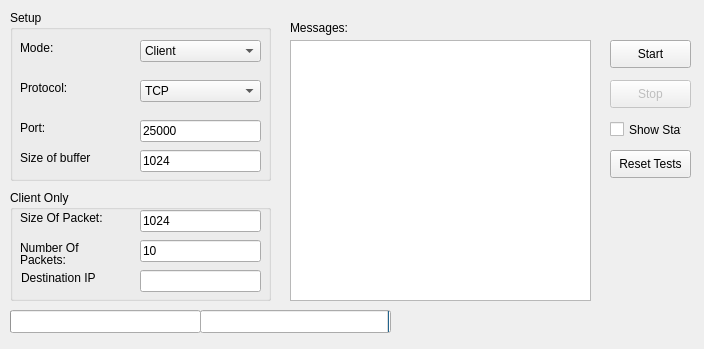
Before: the Qt Designer form mainwindow.ui in isaacmorneau/4985_asn2, drawn with Qt 5.
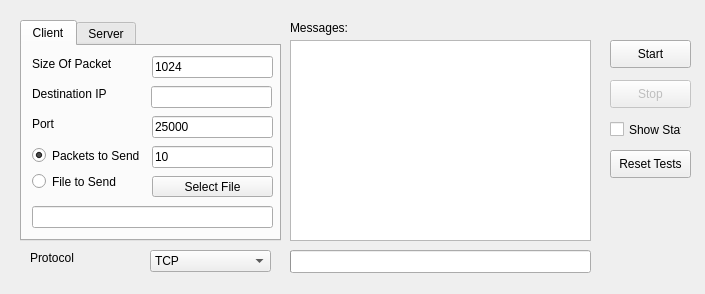
After: the same form once the commit is applied.

```diff
--- a/mainwindow.ui
+++ b/mainwindow.ui
@@ -6,8 +6,8 @@
    <rect>
     <x>0</x>
     <y>0</y>
-    <width>704</width>
-    <height>349</height>
+    <width>705</width>
+    <height>294</height>
    </rect>
   </property>
   <property name="windowTitle">
@@ -17,238 +17,6 @@
    <enum>QTabWidget::Rounded</enum>
   </property>
   <widget class="QWidget" name="centralWidget">
-   <widget class="QGroupBox" name="groupBox">
-    <property name="geometry">
-     <rect>
-      <x>10</x>
-      <y>190</y>
-      <width>261</width>
-      <height>111</height>
-     </rect>
-    </property>
-    <property name="title">
-     <string>Client Only</string>
-    </property>
-    <widget class="QLineEdit" name="lineEditPacketSize">
-     <property name="geometry">
-      <rect>
-       <x>130</x>
-       <y>20</y>
-       <width>121</width>
-       <height>22</height>
-      </rect>
-     </property>
-     <property name="text">
-      <string>1024</string>
-     </property>
-    </widget>
-    <widget class="QLabel" name="label_3">
-     <property name="geometry">
-      <rect>
-       <x>10</x>
-       <y>20</y>
-       <width>91</width>
-       <height>16</height>
-      </rect>
-     </property>
-     <property name="text">
-      <string>Size Of Packet:</string>
-     </property>
-    </widget>
-    <widget class="QLabel" name="label_4">
-     <property name="geometry">
-      <rect>
-       <x>10</x>
-       <y>50</y>
-       <width>91</width>
-       <height>16</height>
-      </rect>
-     </property>
-     <property name="text">
-      <string>Number Of</string>
-     </property>
-    </widget>
-    <widget class="QLineEdit" name="lineEditPacketNum">
-     <property name="geometry">
-      <rect>
-       <x>130</x>
-       <y>50</y>
-       <width>121</width>
-       <height>22</height>
-      </rect>
-     </property>
-     <property name="text">
-      <string>10</string>
-     </property>
-    </widget>
-    <widget class="QLabel" name="label_5">
-     <property name="geometry">
-      <rect>
-       <x>10</x>
-       <y>60</y>
-       <width>51</width>
-       <height>20</height>
-      </rect>
-     </property>
-     <property name="text">
-      <string>Packets:</string>
-     </property>
-    </widget>
-    <widget class="QLabel" name="label_6">
-     <property name="geometry">
-      <rect>
-       <x>11</x>
-       <y>80</y>
-       <width>91</width>
-       <height>16</height>
-      </rect>
-     </property>
-     <property name="text">
-      <string>Destination IP</string>
-     </property>
-    </widget>
-    <widget class="QLineEdit" name="lineEditDestination">
-     <property name="geometry">
-      <rect>
-       <x>130</x>
-       <y>80</y>
-       <width>121</width>
-       <height>22</height>
-      </rect>
-     </property>
-    </widget>
-   </widget>
-   <widget class="QGroupBox" name="groupBox_2">
-    <property name="geometry">
-     <rect>
-      <x>10</x>
-      <y>10</y>
-      <width>261</width>
-      <height>171</height>
-     </rect>
-    </property>
-    <property name="title">
-     <string>Setup</string>
-    </property>
-    <widget class="QComboBox" name="comboBoxProto">
-     <property name="geometry">
-      <rect>
-       <x>130</x>
-       <y>70</y>
-       <width>121</width>
-       <height>22</height>
-      </rect>
-     </property>
-     <item>
-      <property name="text">
-       <string>TCP</string>
-      </property>
-     </item>
-     <item>
-      <property name="text">
-       <string>UDP</string>
-      </property>
-     </item>
-    </widget>
-    <widget class="QLabel" name="label_2">
-     <property name="geometry">
-      <rect>
-       <x>10</x>
-       <y>70</y>
-       <width>55</width>
-       <height>16</height>
-      </rect>
-     </property>
-     <property name="text">
-      <string>Protocol:</string>
-     </property>
-    </widget>
-    <widget class="QLabel" name="label">
-     <property name="geometry">
-      <rect>
-       <x>10</x>
-       <y>30</y>
-       <width>55</width>
-       <height>16</height>
-      </rect>
-     </property>
-     <property name="text">
-      <string>Mode:</string>
-     </property>
-    </widget>
-    <widget class="QComboBox" name="comboBoxMode">
-     <property name="geometry">
-      <rect>
-       <x>130</x>
-       <y>30</y>
-       <width>121</width>
-       <height>22</height>
-      </rect>
-     </property>
-     <item>
-      <property name="text">
-       <string>Client</string>
-      </property>
-     </item>
-     <item>
-      <property name="text">
-       <string>Server</string>
-      </property>
-     </item>
-    </widget>
-    <widget class="QLineEdit" name="lineEditPort">
-     <property name="geometry">
-      <rect>
-       <x>130</x>
-       <y>110</y>
-       <width>121</width>
-       <height>22</height>
-      </rect>
-     </property>
-     <property name="text">
-      <string>25000</string>
-     </property>
-    </widget>
-    <widget class="QLabel" name="label_7">
-     <property name="geometry">
-      <rect>
-       <x>10</x>
-       <y>110</y>
-       <width>41</width>
-       <height>16</height>
-      </rect>
-     </property>
-     <property name="text">
-      <string>Port:</string>
-     </property>
-    </widget>
-    <widget class="QLineEdit" name="lineEditBuffer">
-     <property name="geometry">
-      <rect>
-       <x>130</x>
-       <y>140</y>
-       <width>121</width>
-       <height>22</height>
-      </rect>
-     </property>
-     <property name="text">
-      <string>1024</string>
-     </property>
-    </widget>
-    <widget class="QLabel" name="label_9">
-     <property name="geometry">
-      <rect>
-       <x>10</x>
-       <y>140</y>
-       <width>101</width>
-       <height>16</height>
-      </rect>
-     </property>
-     <property name="text">
-      <string>Size of buffer</string>
-     </property>
-    </widget>
-   </widget>
    <widget class="QLabel" name="label_8">
     <property name="geometry">
      <rect>
@@ -278,9 +46,9 @@
    <widget class="QProgressBar" name="progressBarL">
     <property name="geometry">
      <rect>
-      <x>10</x>
-      <y>310</y>
-      <width>191</width>
+      <x>290</x>
+      <y>250</y>
+      <width>301</width>
       <height>23</height>
      </rect>
     </property>
@@ -291,35 +59,13 @@
      <bool>false</bool>
     </property>
    </widget>
-   <widget class="QProgressBar" name="progressBarR">
-    <property name="geometry">
-     <rect>
-      <x>200</x>
-      <y>310</y>
-      <width>191</width>
-      <height>23</height>
-     </rect>
-    </property>
-    <property name="value">
-     <number>0</number>
-    </property>
-    <property name="textVisible">
-     <bool>false</bool>
-    </property>
-    <property name="orientation">
-     <enum>Qt::Horizontal</enum>
-    </property>
-    <property name="invertedAppearance">
-     <bool>true</bool>
-    </property>
-   </widget>
    <widget class="QTextBrowser" name="textBrowserOutput">
     <property name="geometry">
      <rect>
       <x>290</x>
       <y>40</y>
       <width>301</width>
-      <height>261</height>
+      <height>201</height>
      </rect>
     </property>
    </widget>
@@ -365,6 +111,317 @@
      <string>Reset Tests</string>
     </property>
    </widget>
+   <widget class="QTabWidget" name="tabClientServer">
+    <property name="geometry">
+     <rect>
+      <x>20</x>
+      <y>20</y>
+      <width>261</width>
+      <height>221</height>
+     </rect>
+    </property>
+    <property name="currentIndex">
+     <number>0</number>
+    </property>
+    <widget class="QWidget" name="tabClient">
+     <attribute name="title">
+      <string>Client</string>
+     </attribute>
+     <widget class="QLineEdit" name="lineEditDestination">
+      <property name="geometry">
+       <rect>
+        <x>129</x>
+        <y>40</y>
+        <width>121</width>
+        <height>22</height>
+       </rect>
+      </property>
+     </widget>
+     <widget class="QLineEdit" name="lineEditPacketNum">
+      <property name="geometry">
+       <rect>
+        <x>130</x>
+        <y>100</y>
+        <width>121</width>
+        <height>22</height>
+       </rect>
+      </property>
+      <property name="text">
+       <string>10</string>
+      </property>
+     </widget>
+     <widget class="QLineEdit" name="lineEditPacketSize">
+      <property name="geometry">
+       <rect>
+        <x>130</x>
+        <y>10</y>
+        <width>121</width>
+        <height>22</height>
+       </rect>
+      </property>
+      <property name="text">
+       <string>1024</string>
+      </property>
+     </widget>
+     <widget class="QLabel" name="label_3">
+      <property name="geometry">
+       <rect>
+        <x>10</x>
+        <y>10</y>
+        <width>91</width>
+        <height>16</height>
+       </rect>
+      </property>
+      <property name="text">
+       <string>Size Of Packet</string>
+      </property>
+     </widget>
+     <widget class="QLineEdit" name="lineEditFileNameClient">
+      <property name="geometry">
+       <rect>
+        <x>10</x>
+        <y>160</y>
+        <width>241</width>
+        <height>22</height>
+       </rect>
+      </property>
+     </widget>
+     <widget class="QLabel" name="label_6">
+      <property name="geometry">
+       <rect>
+        <x>10</x>
+        <y>40</y>
+        <width>91</width>
+        <height>16</height>
+       </rect>
+      </property>
+      <property name="text">
+       <string>Destination IP</string>
+      </property>
+     </widget>
+     <widget class="QPushButton" name="pushButtonClientFile">
+      <property name="geometry">
+       <rect>
+        <x>130</x>
+        <y>130</y>
+        <width>121</width>
+        <height>21</height>
+       </rect>
+      </property>
+      <property name="text">
+       <string>Select File</string>
+      </property>
+     </widget>
+     <widget class="QLabel" name="label_11">
+      <property name="geometry">
+       <rect>
+        <x>10</x>
+        <y>70</y>
+        <width>41</width>
+        <height>16</height>
+       </rect>
+      </property>
+      <property name="text">
+       <string>Port</string>
+      </property>
+     </widget>
+     <widget class="QLineEdit" name="lineEditPortClient">
+      <property name="geometry">
+       <rect>
+        <x>130</x>
+        <y>70</y>
+        <width>121</width>
+        <height>22</height>
+       </rect>
+      </property>
+      <property name="text">
+       <string>25000</string>
+      </property>
+     </widget>
+     <widget class="QRadioButton" name="radioButtonFile">
+      <property name="geometry">
+       <rect>
+        <x>10</x>
+        <y>126</y>
+        <width>109</width>
+        <height>19</height>
+       </rect>
+      </property>
+      <property name="text">
+       <string>File to Send</string>
+      </property>
+     </widget>
+     <widget class="QRadioButton" name="radioButtonPacket">
+      <property name="geometry">
+       <rect>
+        <x>10</x>
+        <y>100</y>
+        <width>109</width>
+        <height>19</height>
+       </rect>
+      </property>
+      <property name="text">
+       <string>Packets to Send</string>
+      </property>
+      <property name="checked">
+       <bool>true</bool>
+      </property>
+     </widget>
+    </widget>
+    <widget class="QWidget" name="tabServer">
+     <attribute name="title">
+      <string>Server</string>
+     </attribute>
+     <widget class="QLabel" name="label_10">
+      <property name="geometry">
+       <rect>
+        <x>10</x>
+        <y>40</y>
+        <width>41</width>
+        <height>16</height>
+       </rect>
+      </property>
+      <property name="text">
+       <string>Port</string>
+      </property>
+     </widget>
+     <widget class="QLineEdit" name="lineEditBuffer">
+      <property name="geometry">
+       <rect>
+        <x>130</x>
+        <y>10</y>
+        <width>121</width>
+        <height>22</height>
+       </rect>
+      </property>
+      <property name="text">
+       <string>1024</string>
+      </property>
+     </widget>
+     <widget class="QLabel" name="label_9">
+      <property name="geometry">
+       <rect>
+        <x>10</x>
+        <y>10</y>
+        <width>101</width>
+        <height>16</height>
+       </rect>
+      </property>
+      <property name="text">
+       <string>Size of Buffer</string>
+      </property>
+     </widget>
+     <widget class="QLineEdit" name="lineEditPortServer">
+      <property name="geometry">
+       <rect>
+        <x>130</x>
+        <y>40</y>
+        <width>121</width>
+        <height>22</height>
+       </rect>
+      </property>
+      <property name="text">
+       <string>25000</string>
+      </property>
+     </widget>
+     <widget class="QLineEdit" name="lineEditFileNameServer">
+      <property name="geometry">
+       <rect>
+        <x>10</x>
+        <y>130</y>
+        <width>241</width>
+        <height>22</height>
+       </rect>
+      </property>
+     </widget>
+     <widget class="QPushButton" name="pushButtonServerFile">
+      <property name="geometry">
+       <rect>
+        <x>130</x>
+        <y>100</y>
+        <width>121</width>
+        <height>21</height>
+       </rect>
+      </property>
+      <property name="text">
+       <string>Select File</string>
+      </property>
+     </widget>
+     <widget class="QRadioButton" name="radioButtonSave">
+      <property name="geometry">
+       <rect>
+        <x>130</x>
+        <y>70</y>
+        <width>116</width>
+        <height>19</height>
+       </rect>
+      </property>
+      <property name="text">
+       <string>Save Data To File</string>
+      </property>
+     </widget>
+     <widget class="QRadioButton" name="radioButtonNoSave">
+      <property name="geometry">
+       <rect>
+        <x>7</x>
+        <y>70</y>
+        <width>117</width>
+        <height>19</height>
+       </rect>
+      </property>
+      <property name="text">
+       <string>Dont Save Data</string>
+      </property>
+      <property name="checked">
+       <bool>true</bool>
+      </property>
+     </widget>
+     <zorder>label_10</zorder>
+     <zorder>lineEditBuffer</zorder>
+     <zorder>label_9</zorder>
+     <zorder>lineEditPortServer</zorder>
+     <zorder>lineEditFileNameServer</zorder>
+     <zorder>pushButtonServerFile</zorder>
+     <zorder>radioButtonSave</zorder>
+     <zorder>radioButtonSave</zorder>
+     <zorder>radioButtonNoSave</zorder>
+     <zorder>radioButtonSave</zorder>
+     <zorder>radioButtonNoSave</zorder>
+    </widget>
+   </widget>
+   <widget class="QComboBox" name="comboBoxProto">
+    <property name="geometry">
+     <rect>
+      <x>150</x>
+      <y>250</y>
+      <width>121</width>
+      <height>22</height>
+     </rect>
+    </property>
+    <item>
+     <property name="text">
+      <string>TCP</string>
+     </property>
+    </item>
+    <item>
+     <property name="text">
+      <string>UDP</string>
+     </property>
+    </item>
+   </widget>
+   <widget class="QLabel" name="label_2">
+    <property name="geometry">
+     <rect>
+      <x>30</x>
+      <y>250</y>
+      <width>55</width>
+      <height>16</height>
+     </rect>
+    </property>
+    <property name="text">
+     <string>Protocol</string>
+    </property>
+   </widget>
   </widget>
  </widget>
  <layoutdefault spacing="6" margin="11"/>
```
